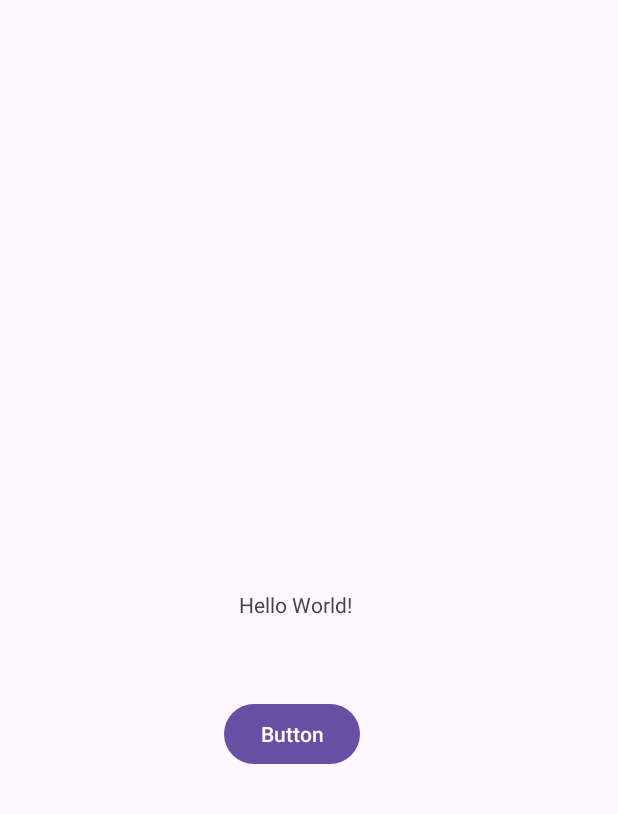
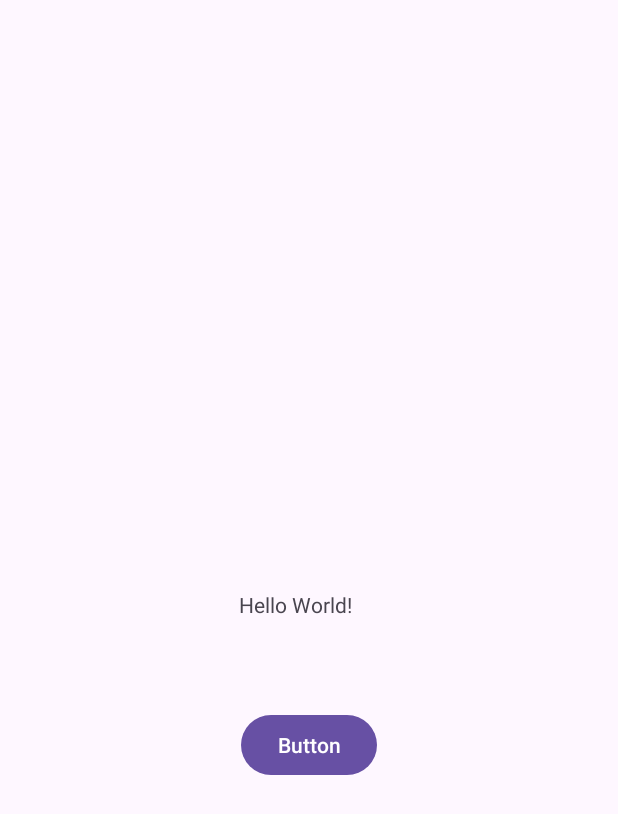
Before and after one commit to Stevierajesh/InfectionTagAndroid, an Android app: the screen it shows after launch (MainActivity), on a phone screen of 412 x 824 dp. Shown: the top 814 px of the screen. Run offline under Robolectric (Android 15) with nearby library versions, the phone set to English and light mode, and no system bars.

Commit message:
Second Commit

```diff
--- a/app/src/main/res/layout/activity_main.xml
+++ b/app/src/main/res/layout/activity_main.xml
@@ -26,9 +26,9 @@
         android:text="Button"
         app:layout_constraintBottom_toBottomOf="parent"
         app:layout_constraintEnd_toEndOf="parent"
-        app:layout_constraintHorizontal_bias="0.464"
+        app:layout_constraintHorizontal_bias="0.501"
         app:layout_constraintStart_toStartOf="parent"
         app:layout_constraintTop_toTopOf="parent"
-        app:layout_constraintVertical_bias="0.6" />
+        app:layout_constraintVertical_bias="0.609" />
 
 </androidx.constraintlayout.widget.ConstraintLayout>
```
